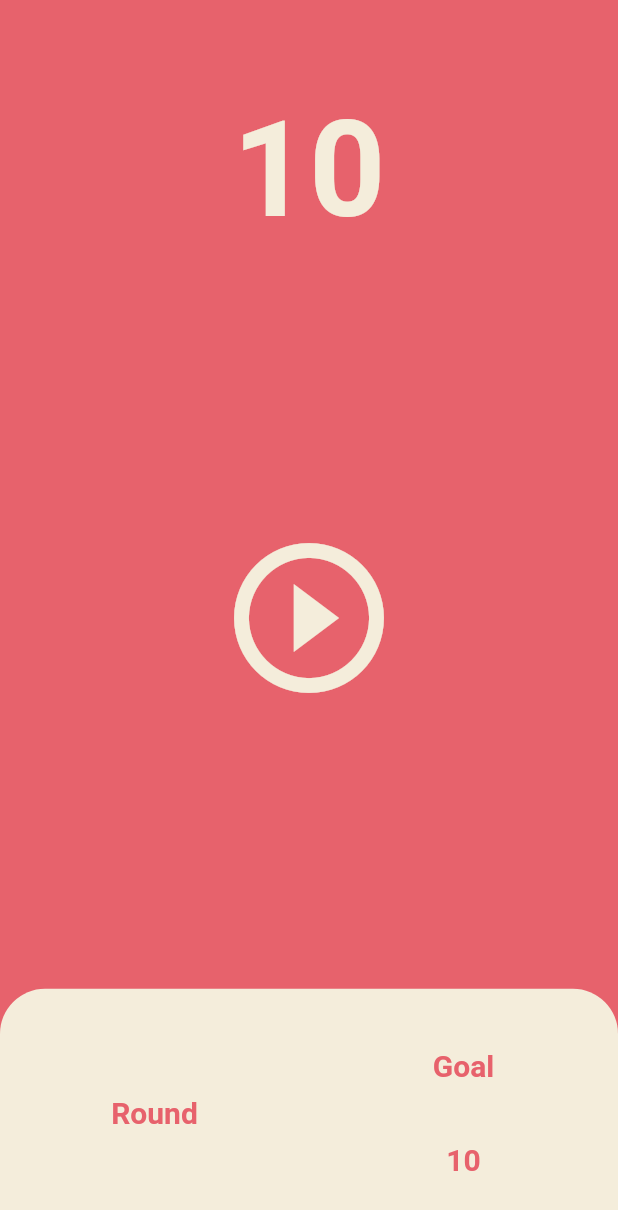
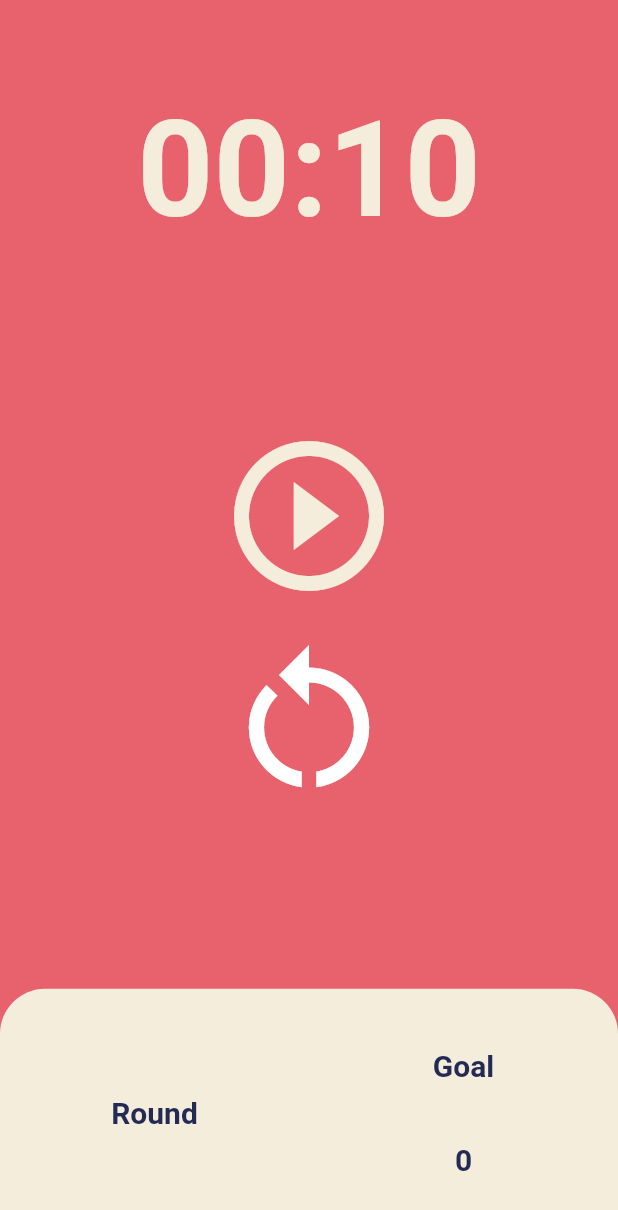
Before and after one commit to bc1pyoonseok/daily-study, a Flutter app: the screen it shows after launch, on a phone screen of 412 x 824 dp. Shown: the top 1210 px of the screen. Run offline on Flutter 3.47's test engine with Material 2 defaults, Android fonts, the phone set to English and light mode, and no system bars.

Commit message:
finished promodoro

```diff
--- a/promodoro/lib/screens/home_screen.dart
+++ b/promodoro/lib/screens/home_screen.dart
@@ -9,10 +9,24 @@ class HomeScreen extends StatefulWidget {
 }
 
 class _HomeScreenState extends State<HomeScreen> {
-  String mock_time = "60:00";
   bool isRunning = false;
   int total_seconds = 10;
+  int total_success = 0;
   late Timer _timer;
+
+  String formatSeconds(int second) {
+    Duration duration = Duration(seconds: second);
+    return duration.toString().split('.').first.substring(2, 7);
+  }
+
+  void resetTimer() {
+    setState(() {
+      _timer.cancel();
+      total_seconds = 10;
+      isRunning = false;
+    });
+  }
+
   void resumeTimer() {
     setState(() {
       isRunning = !isRunning;
@@ -30,6 +44,7 @@ class _HomeScreenState extends State<HomeScreen> {
         _timer.cancel();
         total_seconds = 10;
         isRunning = false;
+        total_success++;
       } else {
         total_seconds = total_seconds - 1;
       }
@@ -57,7 +72,7 @@ class _HomeScreenState extends State<HomeScreen> {
             flex: 1,
             child: Container(
               alignment: Alignment.bottomCenter,
-              child: Text(total_seconds.toString(),
+              child: Text(formatSeconds(total_seconds),
                   style: TextStyle(
                     color: Theme.of(context).cardColor,
                     fontSize: 89,
@@ -67,7 +82,10 @@ class _HomeScreenState extends State<HomeScreen> {
           ),
           Flexible(
             flex: 3,
-            child: Center(
+            child: Column(
+              mainAxisAlignment: MainAxisAlignment.center,
+              children: [
+                Center(
                   child: isRunning
                       ? IconButton(
                           onPressed: resumeTimer,
@@ -85,6 +103,15 @@ class _HomeScreenState extends State<HomeScreen> {
                             color: Theme.of(context).cardColor,
                           ),
                         ),
+                ),
+                IconButton(
+                    onPressed: resetTimer,
+                    iconSize: 120,
+                    icon: const Icon(
+                      Icons.restart_alt,
+                      color: Colors.white,
+                    )),
+              ],
             ),
           ),
           Flexible(
@@ -107,7 +134,8 @@ class _HomeScreenState extends State<HomeScreen> {
                         child: Text(
                           "Round",
                           style: TextStyle(
-                            color: Theme.of(context).colorScheme.background,
+                            color:
+                                Theme.of(context).textTheme.displayLarge!.color,
                             fontSize: 20,
                             fontWeight: FontWeight.bold,
                           ),
@@ -125,15 +153,21 @@ class _HomeScreenState extends State<HomeScreen> {
                             Text(
                               "Goal",
                               style: TextStyle(
-                                color: Theme.of(context).colorScheme.background,
+                                color: Theme.of(context)
+                                    .textTheme
+                                    .displayLarge!
+                                    .color,
                                 fontSize: 20,
                                 fontWeight: FontWeight.bold,
                               ),
                             ),
                             Text(
-                              "10",
+                              total_success.toString(),
                               style: TextStyle(
-                                color: Theme.of(context).colorScheme.background,
+                                color: Theme.of(context)
+                                    .textTheme
+                                    .displayLarge!
+                                    .color,
                                 fontSize: 20,
                                 fontWeight: FontWeight.bold,
                               ),
```
Lines whose indentation alone changed are shown as unchanged.
